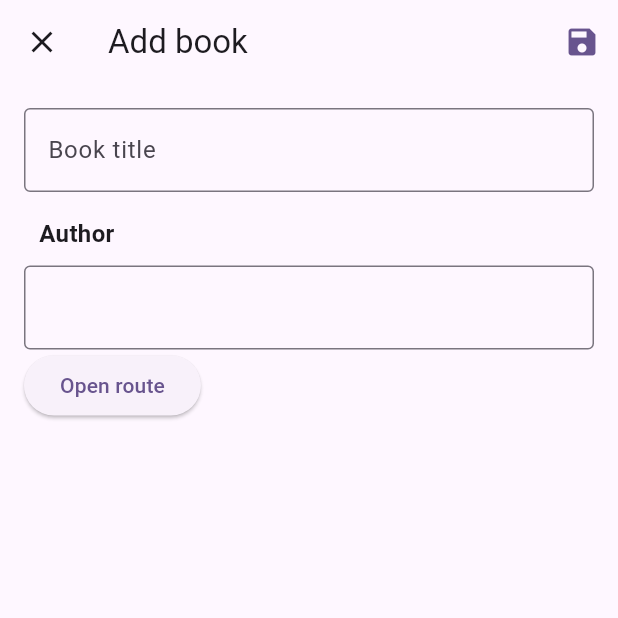
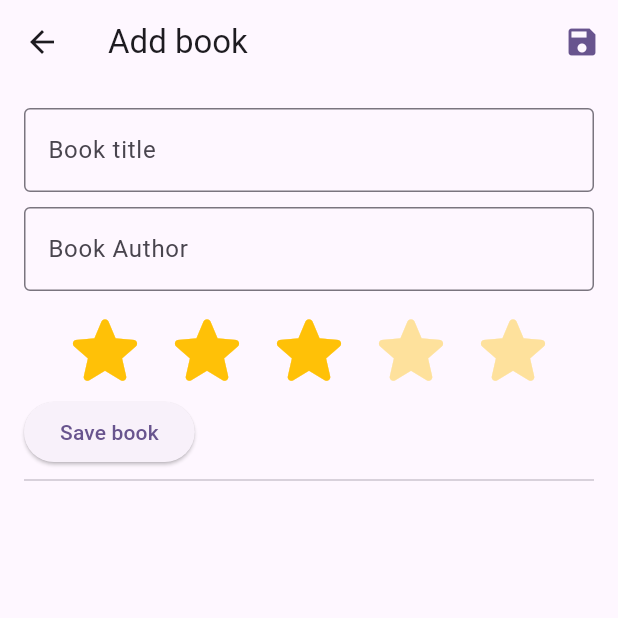
Before and after one commit to KostadinV/Book_app, a Flutter app: the screen it shows after launch, after a tap on "Add book", on a phone screen of 412 x 824 dp, the top half of it. Run offline on Flutter 3.47's test engine with Material 3 defaults, Android fonts, the phone set to English and light mode, and no system bars; drawn by our look-alikes of flutter_rating_bar; our stand-ins replace sqflite; accounts and stored records are empty.

Commit message:
feat: implement basic book CRUD with SQLite and temporary UI

```diff
--- /dev/null
+++ b/lib/add_book_screen.dart
@@ -0,0 +1,123 @@
+import 'package:flutter/material.dart';
+import 'package:my_aplication/db_helper.dart';
+import 'package:my_aplication/rating_bar_widget.dart';
+
+class AddBookScreen extends StatefulWidget {
+  const AddBookScreen({super.key, this.book});
+
+  final Map<String, dynamic>? book;
+
+  @override
+  State<AddBookScreen> createState() => _AddBookScreenState();
+}
+
+class _AddBookScreenState extends State<AddBookScreen> {
+  final _titleController = TextEditingController();
+
+  final _authorController = TextEditingController();
+
+  double _rating = 3.0;
+
+  @override
+  void initState() {
+    super.initState();
+    // If we passed a book to edit, pre-fill the form fields
+    if (widget.book != null) {
+      _titleController.text = widget.book!['title'];
+      _authorController.text = widget.book!['author'];
+      _rating = (widget.book!['rating'] as num).toDouble();
+    }
+  }
+
+  // Save book function triggered on button press
+  void _saveBook() async {
+    String enteredTitle = _titleController.text;
+    String enteredAuthor = _authorController.text;
+
+    if (enteredTitle.isEmpty || enteredAuthor.isEmpty) return;
+
+    if (widget.book == null) {
+      await DatabaseHelper.insertBook(enteredTitle, enteredAuthor, _rating);
+    } else {
+      // 2. Store values directly into SQLite database
+      await DatabaseHelper.updateBook(
+        widget.book!['id'],
+        enteredTitle,
+        enteredAuthor,
+        _rating,
+      );
+    }
+
+    // Clear input fields after saving
+    _titleController.clear();
+    _authorController.clear();
+
+    if (mounted) {
+      Navigator.pop(context);
+    }
+  }
+
+  @override
+  Widget build(BuildContext context) {
+    final isEditing = widget.book != null;
+
+    return Scaffold(
+      appBar: AppBar(
+        title: Text(isEditing ? 'Edit book' : 'Add book'),
+        actionsIconTheme: IconThemeData(
+          color: Theme.of(context).colorScheme.primary,
+        ),
+        actions: [IconButton(onPressed: _saveBook, icon: Icon(Icons.save))],
+      ),
+      body: Padding(
+        padding: const EdgeInsets.all(16.0),
+        child: Column(
+          crossAxisAlignment: CrossAxisAlignment.start,
+          children: [
+            TextField(
+              controller: _titleController,
+              decoration: InputDecoration(
+                border: OutlineInputBorder(),
+                labelText: 'Book title',
+              ),
+              onTapOutside: (event) {
+                FocusManager.instance.primaryFocus?.unfocus();
+              },
+            ),
+            const SizedBox(height: 10),
+            TextField(
+              controller: _authorController,
+              decoration: InputDecoration(
+                border: OutlineInputBorder(),
+                labelText: 'Book Author',
+              ),
+              onTapOutside: (event) {
+                FocusManager.instance.primaryFocus?.unfocus();
+              },
+            ),
+            const SizedBox(height: 10),
+            Row(
+              mainAxisAlignment: MainAxisAlignment.spaceEvenly,
+              children: [
+                StarRatingBar(
+                  onRatingChanged: (newRating) {
+                    setState(() {
+                      _rating = newRating;
+                    });
+                  },
+                ),
+              ],
+            ),
+            ElevatedButton(
+              child: Text(isEditing ? 'Update book' : 'Save book'),
+              onPressed: () {
+                _saveBook();
+              },
+            ),
+            const Divider(),
+          ],
+        ),
+      ),
+    );
+  }
+}
--- /dev/null
+++ b/lib/db_helper.dart
@@ -0,0 +1,79 @@
+import 'package:sqflite/sqflite.dart';
+import 'package:path/path.dart';
+
+class DatabaseHelper {
+  static Database? _db;
+
+  // 1. Get database instance (or open it if it doesn't exist yet)
+  static Future<Database> get database async {
+    if (_db != null) return _db!;
+    _db = await _initDatabase();
+    return _db!;
+  }
+
+  static Future<Database> _initDatabase() async {
+    String dbPath = await getDatabasesPath();
+    String path = join(dbPath, 'book_app.db');
+
+    return await openDatabase(
+      path,
+      version: 1,
+      onCreate: (db, version) {
+        return db.execute('''
+          CREATE TABLE books(
+            id INTEGER PRIMARY KEY AUTOINCREMENT,
+            title TEXT,
+            author TEXT,
+            rating REAL
+          )
+        ''');
+      },
+    );
+  }
+
+  // 3. Insert a new book entry into the table
+  static Future<int> insertBook(
+    String title,
+    String author,
+    double rating,
+  ) async {
+    final db = await database;
+    return await db.insert('books', {
+      'title': title,
+      'author': author,
+      'rating': rating,
+    });
+  }
+
+  static Future<int> deleteBook(int id) async {
+    final db = await database;
+    return await db.delete(
+      'books',
+      where: 'id = ?',
+      whereArgs: [id], // Uses the book's unique ID to target the exact row
+    );
+  }
+
+  // In db_helper.dart
+
+  static Future<int> updateBook(
+    int id,
+    String title,
+    String author,
+    double rating,
+  ) async {
+    final db = await database;
+    return await db.update(
+      'books',
+      {'title': title, 'author': author, 'rating': rating},
+      where: 'id = ?',
+      whereArgs: [id], // Targets the specific book ID
+    );
+  }
+
+  // 4. Fetch all books from the table
+  static Future<List<Map<String, dynamic>>> getBooks() async {
+    final db = await database;
+    return await db.query('books');
+  }
+}
--- a/lib/first_route.dart
+++ /dev/null
@@ -1,64 +0,0 @@
-import 'package:flutter/material.dart';
-import 'package:my_aplication/second_route.dart';
-
-class FirstRoute extends StatelessWidget {
-  const FirstRoute({super.key});
-
-  @override
-  Widget build(BuildContext context) {
-    return Scaffold(
-      appBar: AppBar(
-        title: const Text('Add book'),
-        actionsIconTheme: IconThemeData(
-          color: Theme.of(context).colorScheme.primary,
-        ),
-        actions: [IconButton(onPressed: () {}, icon: Icon(Icons.save))],
-      ),
-      body: Padding(
-        padding: const EdgeInsets.all(16.0),
-        child: Column(
-          crossAxisAlignment: CrossAxisAlignment.start,
-          children: [
-            TextField(
-              decoration: InputDecoration(
-                border: OutlineInputBorder(),
-                labelText: 'Book title',
-              ),
-              onTapOutside: (event) {
-                FocusManager.instance.primaryFocus?.unfocus();
-              },
-            ),
-            const SizedBox(height: 16),
-            Padding(
-              padding: EdgeInsets.fromLTRB(10, 0, 0, 0),
-              child: Text(
-                'Author',
-                textAlign: TextAlign.start,
-                style: TextStyle(fontSize: 16, fontWeight: FontWeight.w600),
-              ),
-            ),
-            const SizedBox(height: 10),
-            TextField(
-              decoration: InputDecoration(border: OutlineInputBorder()),
-              onTapOutside: (event) {
-                FocusManager.instance.primaryFocus?.unfocus();
-              },
-            ),
-            ElevatedButton(
-              child: const Text('Open route'),
-              onPressed: () {
-                // Navigate to second route when tapped.
-                Navigator.push(
-                  context,
-                  MaterialPageRoute<void>(
-                    builder: (context) => const SecondRoute(),
-                  ),
-                );
-              },
-            ),
-          ],
-        ),
-      ),
-    );
-  }
-}
--- a/lib/main.dart
+++ b/lib/main.dart
@@ -1,5 +1,6 @@
 import 'package:flutter/material.dart';
-import 'package:my_aplication/first_route.dart';
+import 'db_helper.dart';
+import 'package:my_aplication/add_book_screen.dart';
 
 void main() {
   runApp(const MyApp());
@@ -28,6 +29,33 @@ class MyHomePage extends StatefulWidget {
 }
 
 class _MyHomePageState extends State<MyHomePage> {
+  List<Map<String, dynamic>> _myBooks = [];
+
+  @override
+  void initState() {
+    super.initState();
+    _refreshBooks();
+  }
+
+  void _refreshBooks() async {
+    final data = await DatabaseHelper.getBooks();
+    setState(() {
+      _myBooks = data;
+    });
+  }
+
+  // Open AddBookScreen, and refresh the list when user returns
+  void _openAddBookScreen() async {
+    // 1. Wait for user to finish on AddBookScreen
+    await Navigator.push(
+      context,
+      MaterialPageRoute(builder: (context) => const AddBookScreen()),
+    );
+
+    // 2. Refresh the list from the database after returning!
+    _refreshBooks();
+  }
+
   @override
   Widget build(BuildContext context) {
     return Scaffold(
@@ -35,24 +63,59 @@ class _MyHomePageState extends State<MyHomePage> {
         title: Text('My book diary'),
         backgroundColor: Theme.of(context).colorScheme.inversePrimary,
       ),
-      body: Center(
-        child: Column(
-          mainAxisAlignment: .center,
-          children: [
-            const Text('You have pushed the button this many times:'),
-            Text('counter', style: Theme.of(context).textTheme.headlineMedium),
-          ],
-        ),
-      ),
+      body: _myBooks.isEmpty
+          ? const Center(child: Text('No books saved in database yet.'))
+          : ListView.builder(
+              itemCount: _myBooks.length,
+              itemBuilder: (context, index) {
+                final book = _myBooks[index];
+                return ListTile(
+                  title: Text(book['title']),
+                  subtitle: Text('By ${book['author']}'),
+                  trailing: Row(
+                    mainAxisSize: MainAxisSize.min,
+                    children: [
+                      Text(
+                        '${book['rating']} ★',
+                        style: const TextStyle(
+                          fontWeight: FontWeight.bold,
+                          color: Colors.orange,
+                        ),
+                      ),
+                      IconButton(
+                        icon: const Icon(Icons.edit, color: Colors.blue),
+                        onPressed: () async {
+                          // Pass the selected book into AddBookScreen
+                          await Navigator.push(
+                            context,
+                            MaterialPageRoute(
+                              builder: (context) => AddBookScreen(book: book),
+                            ),
+                          );
+
+                          // Refresh list when returning from edit screen
+                          _refreshBooks();
+                        },
+                      ),
+                      const SizedBox(width: 8),
+                      IconButton(
+                        icon: const Icon(Icons.delete, color: Colors.red),
+                        onPressed: () async {
+                          // 1. Delete from SQLite database using the book's ID
+                          await DatabaseHelper.deleteBook(book['id']);
+
+                          // 2. Refresh the list to remove it from the screen
+                          _refreshBooks();
+                        },
+                      ),
+                    ],
+                  ),
+                );
+              },
+            ),
       floatingActionButton: FloatingActionButton.extended(
         onPressed: () {
-          Navigator.push(
-            context,
-            MaterialPageRoute<void>(
-              builder: (context) => const FirstRoute(),
-              fullscreenDialog: true,
-            ),
-          );
+          _openAddBookScreen();
         },
         label: Text('Add book'),
         icon: Icon(Icons.add),
```
